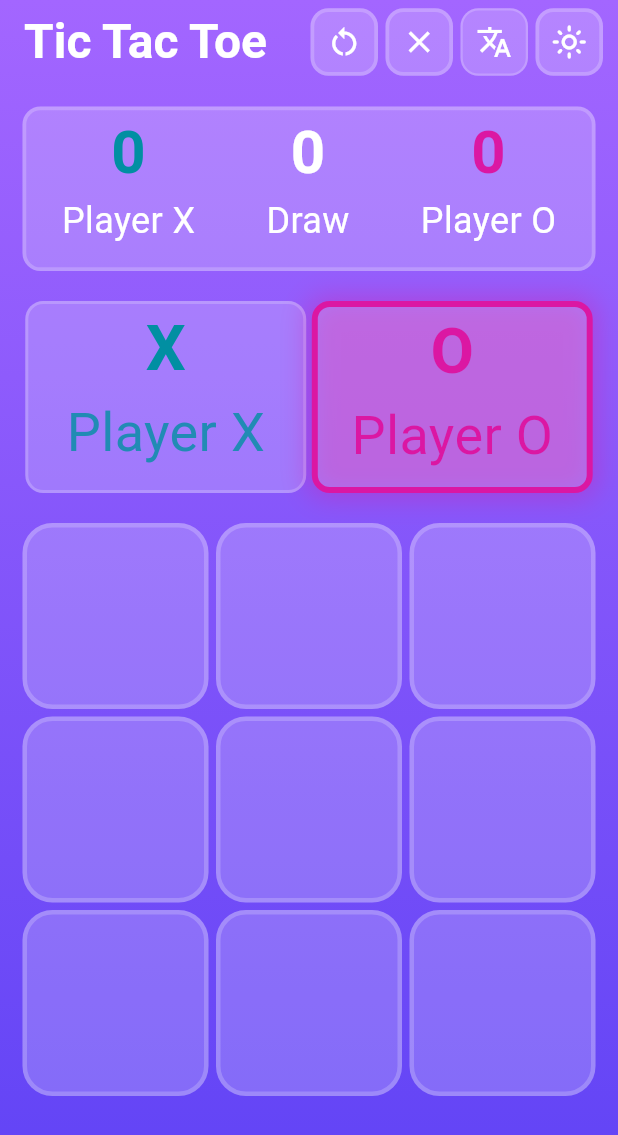
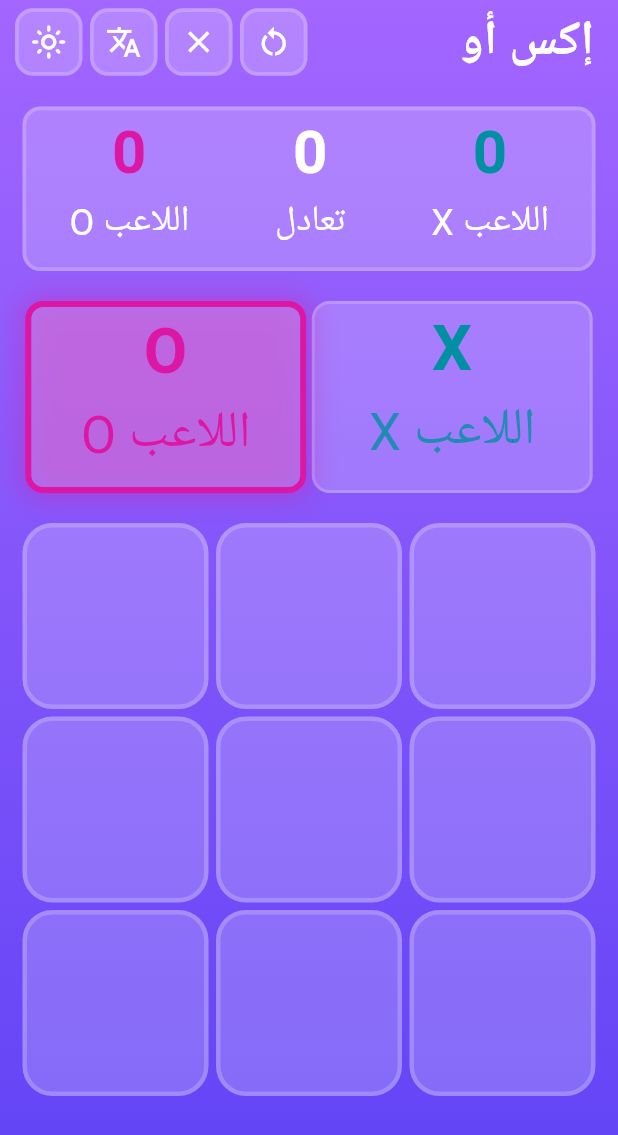
Before and after one commit to ghaydaLabs/tic-tac-toe-advanced-flutter, a Flutter app: the screen it shows after launch, after a tap on the "translate" icon, on a phone screen of 412 x 824 dp. Shown: the top 1135 px of the screen. Run offline on Flutter 3.47's test engine with Material 3 defaults, Android fonts, the phone set to English and light mode, and no system bars; drawn by our look-alikes of flutter_animate; our stand-ins replace audioplayers, lottie.

Commit message:
feat: implement localization with automatic RTL/LTR layout and translations

````diff
--- /dev/null
+++ b/tic_tac_toe/lib/l10n/app_ar.arb
@@ -0,0 +1,6 @@
+{
+  "appTitle": "إكس أو",
+  "playerX": "اللاعب X",
+  "playerO": "اللاعب O",
+  "draw": "تعادل"
+}
--- /dev/null
+++ b/tic_tac_toe/lib/l10n/app_en.arb
@@ -0,0 +1,6 @@
+{
+  "appTitle": "Tic Tac Toe",
+  "playerX": "Player X",
+  "playerO": "Player O",
+  "draw": "Draw"
+}
--- /dev/null
+++ b/tic_tac_toe/lib/l10n/app_localizations.dart
@@ -0,0 +1,153 @@
+import 'dart:async';
+
+import 'package:flutter/foundation.dart';
+import 'package:flutter/widgets.dart';
+import 'package:flutter_localizations/flutter_localizations.dart';
+import 'package:intl/intl.dart' as intl;
+
+import 'app_localizations_ar.dart';
+import 'app_localizations_en.dart';
+
+// ignore_for_file: type=lint
+
+/// Callers can lookup localized strings with an instance of AppLocalizations
+/// returned by `AppLocalizations.of(context)`.
+///
+/// Applications need to include `AppLocalizations.delegate()` in their app's
+/// `localizationDelegates` list, and the locales they support in the app's
+/// `supportedLocales` list. For example:
+///
+/// ```dart
+/// import 'l10n/app_localizations.dart';
+///
+/// return MaterialApp(
+///   localizationsDelegates: AppLocalizations.localizationsDelegates,
+///   supportedLocales: AppLocalizations.supportedLocales,
+///   home: MyApplicationHome(),
+/// );
+/// ```
+///
+/// ## Update pubspec.yaml
+///
+/// Please make sure to update your pubspec.yaml to include the following
+/// packages:
+///
+/// ```yaml
+/// dependencies:
+///   # Internationalization support.
+///   flutter_localizations:
+///     sdk: flutter
+///   intl: any # Use the pinned version from flutter_localizations
+///
+///   # Rest of dependencies
+/// ```
+///
+/// ## iOS Applications
+///
+/// iOS applications define key application metadata, including supported
+/// locales, in an Info.plist file that is built into the application bundle.
+/// To configure the locales supported by your app, you’ll need to edit this
+/// file.
+///
+/// First, open your project’s ios/Runner.xcworkspace Xcode workspace file.
+/// Then, in the Project Navigator, open the Info.plist file under the Runner
+/// project’s Runner folder.
+///
+/// Next, select the Information Property List item, select Add Item from the
+/// Editor menu, then select Localizations from the pop-up menu.
+///
+/// Select and expand the newly-created Localizations item then, for each
+/// locale your application supports, add a new item and select the locale
+/// you wish to add from the pop-up menu in the Value field. This list should
+/// be consistent with the languages listed in the AppLocalizations.supportedLocales
+/// property.
+abstract class AppLocalizations {
+  AppLocalizations(String locale) : localeName = intl.Intl.canonicalizedLocale(locale.toString());
+
+  final String localeName;
+
+  static AppLocalizations? of(BuildContext context) {
+    return Localizations.of<AppLocalizations>(context, AppLocalizations);
+  }
+
+  static const LocalizationsDelegate<AppLocalizations> delegate = _AppLocalizationsDelegate();
+
+  /// A list of this localizations delegate along with the default localizations
+  /// delegates.
+  ///
+  /// Returns a list of localizations delegates containing this delegate along with
+  /// GlobalMaterialLocalizations.delegate, GlobalCupertinoLocalizations.delegate,
+  /// and GlobalWidgetsLocalizations.delegate.
+  ///
+  /// Additional delegates can be added by appending to this list in
+  /// MaterialApp. This list does not have to be used at all if a custom list
+  /// of delegates is preferred or required.
+  static const List<LocalizationsDelegate<dynamic>> localizationsDelegates = <LocalizationsDelegate<dynamic>>[
+    delegate,
+    GlobalMaterialLocalizations.delegate,
+    GlobalCupertinoLocalizations.delegate,
+    GlobalWidgetsLocalizations.delegate,
+  ];
+
+  /// A list of this localizations delegate's supported locales.
+  static const List<Locale> supportedLocales = <Locale>[
+    Locale('ar'),
+    Locale('en')
+  ];
+
+  /// No description provided for @appTitle.
+  ///
+  /// In en, this message translates to:
+  /// **'Tic Tac Toe'**
+  String get appTitle;
+
+  /// No description provided for @playerX.
+  ///
+  /// In en, this message translates to:
+  /// **'Player X'**
+  String get playerX;
+
+  /// No description provided for @playerO.
+  ///
+  /// In en, this message translates to:
+  /// **'Player O'**
+  String get playerO;
+
+  /// No description provided for @draw.
+  ///
+  /// In en, this message translates to:
+  /// **'Draw'**
+  String get draw;
+}
+
+class _AppLocalizationsDelegate extends LocalizationsDelegate<AppLocalizations> {
+  const _AppLocalizationsDelegate();
+
+  @override
+  Future<AppLocalizations> load(Locale locale) {
+    return SynchronousFuture<AppLocalizations>(lookupAppLocalizations(locale));
+  }
+
+  @override
+  bool isSupported(Locale locale) => <String>['ar', 'en'].contains(locale.languageCode);
+
+  @override
+  bool shouldReload(_AppLocalizationsDelegate old) => false;
+}
+
+AppLocalizations lookupAppLocalizations(Locale locale) {
+
+
+  // Lookup logic when only language code is specified.
+  switch (locale.languageCode) {
+    case 'ar': return AppLocalizationsAr();
+    case 'en': return AppLocalizationsEn();
+  }
+
+  throw FlutterError(
+    'AppLocalizations.delegate failed to load unsupported locale "$locale". This is likely '
+    'an issue with the localizations generation tool. Please file an issue '
+    'on GitHub with a reproducible sample app and the gen-l10n configuration '
+    'that was used.'
+  );
+}
--- /dev/null
+++ b/tic_tac_toe/lib/l10n/app_localizations_ar.dart
@@ -0,0 +1,22 @@
+// ignore: unused_import
+import 'package:intl/intl.dart' as intl;
+import 'app_localizations.dart';
+
+// ignore_for_file: type=lint
+
+/// The translations for Arabic (`ar`).
+class AppLocalizationsAr extends AppLocalizations {
+  AppLocalizationsAr([String locale = 'ar']) : super(locale);
+
+  @override
+  String get appTitle => 'إكس أو';
+
+  @override
+  String get playerX => 'اللاعب X';
+
+  @override
+  String get playerO => 'اللاعب O';
+
+  @override
+  String get draw => 'تعادل';
+}
--- /dev/null
+++ b/tic_tac_toe/lib/l10n/app_localizations_en.dart
@@ -0,0 +1,22 @@
+// ignore: unused_import
+import 'package:intl/intl.dart' as intl;
+import 'app_localizations.dart';
+
+// ignore_for_file: type=lint
+
+/// The translations for English (`en`).
+class AppLocalizationsEn extends AppLocalizations {
+  AppLocalizationsEn([String locale = 'en']) : super(locale);
+
+  @override
+  String get appTitle => 'Tic Tac Toe';
+
+  @override
+  String get playerX => 'Player X';
+
+  @override
+  String get playerO => 'Player O';
+
+  @override
+  String get draw => 'Draw';
+}
--- a/tic_tac_toe/lib/main.dart
+++ b/tic_tac_toe/lib/main.dart
@@ -1,6 +1,9 @@
 import 'package:flutter/material.dart';
 import 'package:tic_tac_toe/screens/game_screen.dart';
 import 'package:tic_tac_toe/theme/app_theme.dart';
+import 'package:flutter_localizations/flutter_localizations.dart';
+import '../l10n/app_localizations.dart';
+
 
 void main() {
   runApp(const MainApp());
@@ -15,6 +18,8 @@ class MainApp extends StatefulWidget {
 
 class _MainAppState extends State<MainApp> {
   bool isDarkMode = false;
+  Locale local = const Locale('en');
+
 
   // Toggle between light and dark theme
   void toggleTheme() {
@@ -23,14 +28,35 @@ class _MainAppState extends State<MainApp> {
     });
   }
 
+  void toggleLanguage() {
+    setState(() {
+      local = local.languageCode == 'en'
+          ? const Locale('ar')
+          : const Locale('en');
+    });
+  }
+
   @override
   Widget build(BuildContext context) {
     return MaterialApp(
       debugShowCheckedModeBanner: false,
+
+      // for Localization
+      locale: local,
+      supportedLocales: const [
+        Locale('en'),
+        Locale('ar'),
+      ],
+      localizationsDelegates: const [
+        AppLocalizations.delegate,
+        GlobalMaterialLocalizations.delegate,
+        GlobalWidgetsLocalizations.delegate,
+        GlobalCupertinoLocalizations.delegate,
+      ],
       theme: AppTheme.lightTheme,
       darkTheme: AppTheme.darkTheme,
       themeMode: isDarkMode ? ThemeMode.dark : ThemeMode.light,
-      home: GameScreen(isDarkMode: isDarkMode, onToggle: toggleTheme),
+      home: GameScreen(isDarkMode: isDarkMode, onToggle: toggleTheme, onToggleLanguage: toggleLanguage,),
     );
   }
 }
--- a/tic_tac_toe/lib/screens/game_screen.dart
+++ b/tic_tac_toe/lib/screens/game_screen.dart
@@ -1,4 +1,5 @@
 import 'package:flutter/material.dart';
+import 'package:tic_tac_toe/l10n/app_localizations.dart';
 import 'package:tic_tac_toe/theme/app_theme.dart';
 import 'package:lottie/lottie.dart';
 import 'package:audioplayers/audioplayers.dart';
@@ -7,11 +8,13 @@ import 'package:flutter_animate/flutter_animate.dart';
 class GameScreen extends StatefulWidget {
   final bool isDarkMode;
   final VoidCallback onToggle;
+  final VoidCallback onToggleLanguage;
 
   const GameScreen({
     super.key,
     required this.isDarkMode,
     required this.onToggle,
+    required this.onToggleLanguage,
   });
 
   @override
@@ -178,6 +181,8 @@ class _GameScreenState extends State<GameScreen> {
   @override
   Widget build(BuildContext context) {
     final theme = Theme.of(context);
+    final loc = AppLocalizations.of(context)!;
+
     return Container(
       decoration: BoxDecoration(
         gradient: widget.isDarkMode
@@ -196,7 +201,7 @@ class _GameScreenState extends State<GameScreen> {
       child: Scaffold(
         backgroundColor: Colors.transparent,
         appBar: AppBar(
-            title: const Text('Tic Tac Toe'),
+          title: Text(loc.appTitle),
           backgroundColor: Colors.transparent,
 
           actions: [
@@ -216,21 +221,10 @@ class _GameScreenState extends State<GameScreen> {
 
             SizedBox(width: 5),
 
-              Container(
-                width: 45 ,
-                height: 45,
-                decoration: BoxDecoration(
-                  color: theme.colorScheme.surface,
-                  border: Border.all(
-                    color: theme.colorScheme.surface,
-                    width: 1.5,
-                  ),
-                  borderRadius: BorderRadius.circular(12),
-                ),
-                child: IconButton(
-                  onPressed: () {},
-                  icon: Icon(Icons.translate_outlined),
-                ),
+            _buildIconButton(
+              widget.onToggleLanguage,
+              Icon(Icons.translate_outlined),
+              theme.colorScheme.surface,
             ),
 
             SizedBox(width: 5),
@@ -245,17 +239,17 @@ class _GameScreenState extends State<GameScreen> {
               theme.colorScheme.surface,
             ),
             SizedBox(width: 10),
-
           ],
         ),
         body: SafeArea(
-            child: LayoutBuilder(builder: (BuildContext context, BoxConstraints constraints) {
+          child: LayoutBuilder(
+            builder: (BuildContext context, BoxConstraints constraints) {
               double screenWidth = constraints.maxWidth;
               double screenHeight = constraints.maxHeight;
 
               bool device = screenWidth > 600;
 
-              return  SingleChildScrollView(
+              return SingleChildScrollView(
                 child: Padding(
                   padding: const EdgeInsets.all(15),
                   child: Center(
@@ -264,7 +258,7 @@ class _GameScreenState extends State<GameScreen> {
                       mainAxisAlignment: .spaceAround,
                       children: [
                         Container(
-                          width: screenWidth ,
+                          width: screenWidth,
                           height: device ? screenHeight / 3 : screenHeight / 7,
                           decoration: BoxDecoration(
                             color: theme.colorScheme.surface,
@@ -279,24 +273,24 @@ class _GameScreenState extends State<GameScreen> {
                             children: [
                               _buildScoresBoard(
                                 scoresOfX.toString(),
-                                "Player X",
+                                loc.playerX,
                                 theme.colorScheme.primary,
                                 theme.colorScheme.onSurface,
-                                device
+                                device,
                               ),
                               _buildScoresBoard(
                                 scoresOfDraw.toString(),
-                                "Draw",
+                                loc.draw,
                                 theme.colorScheme.onSurface,
                                 theme.colorScheme.onSurface,
-                                device
+                                device,
                               ),
                               _buildScoresBoard(
                                 scoresOfO.toString(),
-                                "Player O",
+                                loc.playerO,
                                 theme.colorScheme.secondary,
                                 theme.colorScheme.onSurface,
-                                device
+                                device,
                               ),
                             ],
                           ),
@@ -314,9 +308,8 @@ class _GameScreenState extends State<GameScreen> {
                               !turn
                                   ? [
                                       BoxShadow(
-                                        color: theme.colorScheme.primary.withValues(
-                                          alpha: 0.4,
-                                        ),
+                                        color: theme.colorScheme.primary
+                                            .withValues(alpha: 0.4),
                                         blurRadius: 15,
                                         spreadRadius: 2,
                                       ),
@@ -324,7 +317,7 @@ class _GameScreenState extends State<GameScreen> {
                                   : [],
                               "X",
                               theme.colorScheme.primary,
-                              "Player X",
+                              loc.playerX,
                               theme.colorScheme.primary.withValues(alpha: 0.8),
                               screenWidth,
                               screenHeight,
@@ -339,9 +332,8 @@ class _GameScreenState extends State<GameScreen> {
                               turn
                                   ? [
                                       BoxShadow(
-                                        color: theme.colorScheme.secondary.withValues(
-                                          alpha: 0.4,
-                                        ),
+                                        color: theme.colorScheme.secondary
+                                            .withValues(alpha: 0.4),
                                         blurRadius: 15,
                                         spreadRadius: 2,
                                       ),
@@ -349,7 +341,7 @@ class _GameScreenState extends State<GameScreen> {
                                   : [],
                               "O",
                               theme.colorScheme.secondary,
-                              "Player O",
+                              loc.playerO,
                               theme.colorScheme.secondary,
                               screenWidth,
                               screenHeight,
@@ -361,11 +353,12 @@ class _GameScreenState extends State<GameScreen> {
                           shrinkWrap: true,
                           physics: NeverScrollableScrollPhysics(),
                           itemCount: 9,
-                                gridDelegate: SliverGridDelegateWithFixedCrossAxisCount(
+                          gridDelegate:
+                              SliverGridDelegateWithFixedCrossAxisCount(
                                 crossAxisCount: 3,
                                 crossAxisSpacing: 5,
                                 mainAxisSpacing: 5,
-                                  childAspectRatio: device ? 3 : 1
+                                childAspectRatio: device ? 3 : 1,
                               ),
                           itemBuilder: (BuildContext context, int index) {
                             final isWin = winLocation.contains(index);
@@ -382,7 +375,9 @@ class _GameScreenState extends State<GameScreen> {
                                                 : theme.colorScheme.surface,
                                             width: isWin ? 4 : 3,
                                           ),
-                                                borderRadius: BorderRadius.circular(20),
+                                          borderRadius: BorderRadius.circular(
+                                            20,
+                                          ),
                                           color: theme.colorScheme.surface,
                                         ),
                                         child: Center(
@@ -411,7 +406,9 @@ class _GameScreenState extends State<GameScreen> {
                                                               : theme
                                                                     .colorScheme
                                                                     .secondary)
-                                                                .withValues(alpha: 0.5),
+                                                          .withValues(
+                                                            alpha: 0.5,
+                                                          ),
                                                 ),
                                               ],
                                             ),
@@ -428,14 +425,12 @@ class _GameScreenState extends State<GameScreen> {
                             );
                           },
                         ),
-
-
                       ],
                     ),
                   ),
                 ),
               );
-            }
+            },
           ),
         ),
       ),
@@ -470,8 +465,18 @@ Widget _buildScoresBoard(
 ) {
   return Column(
     children: [
-      Text(score, style: TextStyle(color: scoreColor, fontWeight: .bold, fontSize: device ? 42 : 40)),
-      Text(player, style: TextStyle(color: statusColor, fontSize: device ? 30 : 24)),
+      Text(
+        score,
+        style: TextStyle(
+          color: scoreColor,
+          fontWeight: .bold,
+          fontSize: device ? 42 : 40,
+        ),
+      ),
+      Text(
+        player,
+        style: TextStyle(color: statusColor, fontSize: device ? 28 : 24),
+      ),
     ],
   );
 }
@@ -501,8 +506,18 @@ Widget _buildPlayerCard(
     ),
     child: Column(
       children: [
-        Text(playerTurn, style: TextStyle(color: turnColor, fontWeight: .bold, fontSize: device ? 42 : 42)),
-        Text(player, style: TextStyle(color: playerColor, fontSize: device ? 28 : 36)),
+        Text(
+          playerTurn,
+          style: TextStyle(
+            color: turnColor,
+            fontWeight: .bold,
+            fontSize: device ? 42 : 42,
+          ),
+        ),
+        Text(
+          player,
+          style: TextStyle(color: playerColor, fontSize: device ? 26 : 34),
+        ),
       ],
     ),
   );
--- a/tic_tac_toe/pubspec.yaml
+++ b/tic_tac_toe/pubspec.yaml
@@ -12,6 +12,9 @@ dependencies:
   lottie: ^3.3.2
   audioplayers: ^6.5.1
   flutter_animate: ^4.5.2
+  flutter_localizations:
+    sdk: flutter
+  intl: any
 
 dev_dependencies:
   flutter_test:
@@ -20,6 +23,7 @@ dev_dependencies:
 
 flutter:
   uses-material-design: true
+  generate: true
 
   assets:
    - assets/animation/
````
Also changed, not shown: tic_tac_toe/pubspec.lock. Lines whose indentation alone changed are shown as unchanged.
